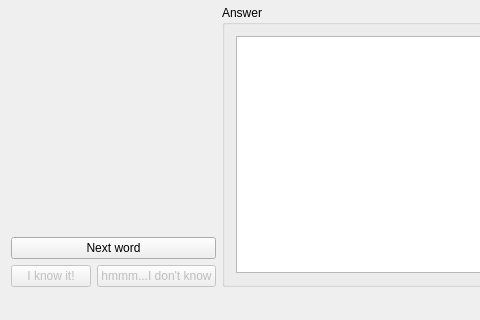
Old version of the form GonzalesApp/mainwindow.ui in the repository szymonpi/Gonzales; both pictures show x 0 to 480 and y 330 to 650 of the 652 by 650 pixel window.
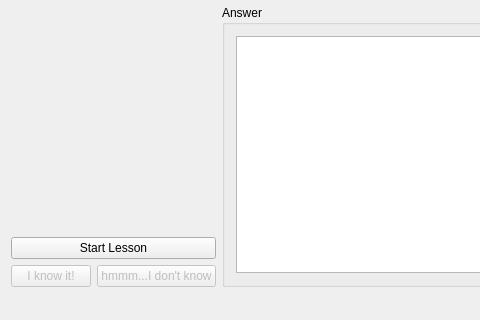
New version of the form.

What changed in the file:
```diff
--- a/GonzalesApp/mainwindow.ui
+++ b/GonzalesApp/mainwindow.ui
@@ -33,7 +33,7 @@
       <item>
        <widget class="QPushButton" name="pushButtonNextWord">
         <property name="text">
-         <string>Next word</string>
+         <string>Start Lesson</string>
         </property>
        </widget>
       </item>
```
